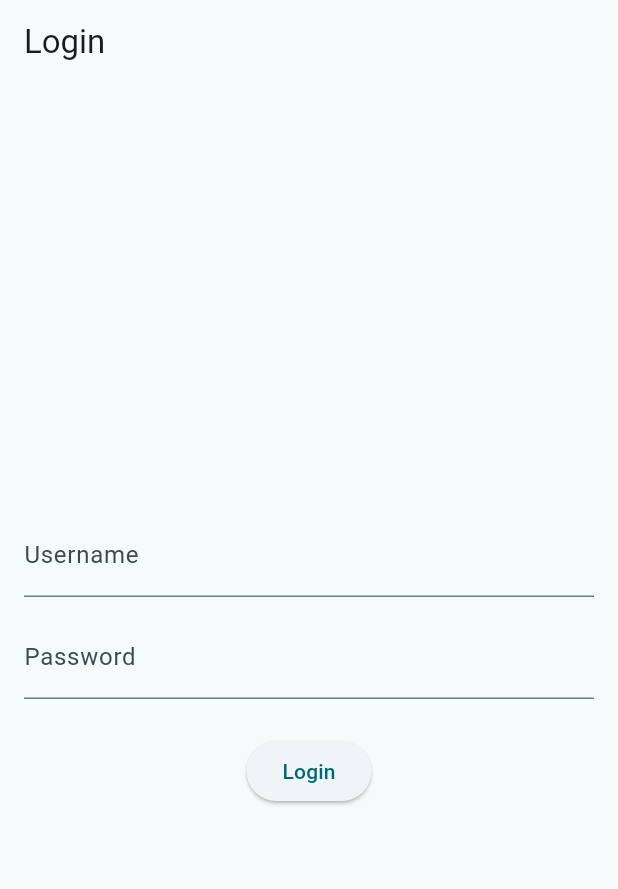
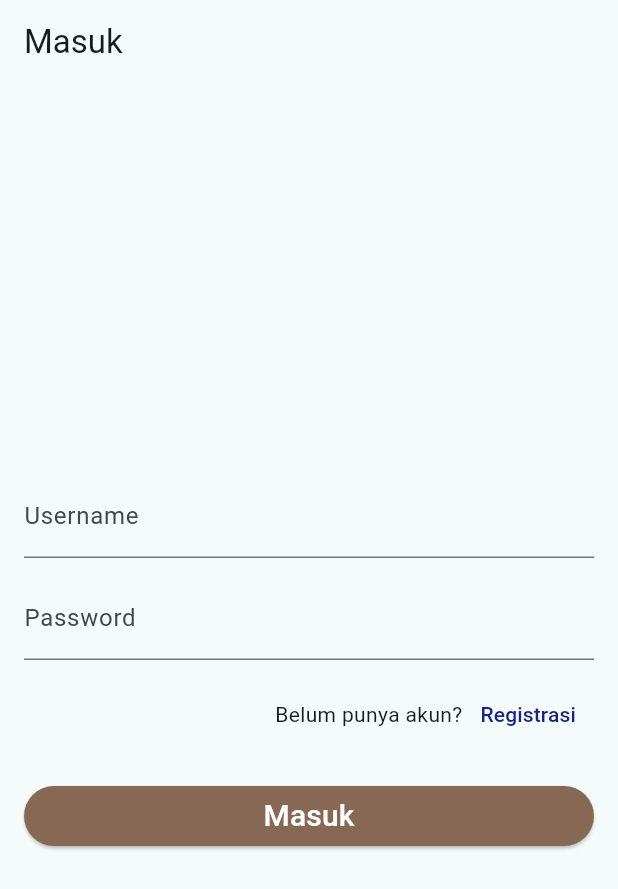
Before and after one commit to STORICA10-FLUTTER/STORICA10-Mobile-App, a Flutter app: the screen it shows after launch, on a phone screen of 412 x 824 dp. Shown: the top 889 px of the screen. Run offline on Flutter 3.47's test engine with Material 3 defaults, Android fonts, the phone set to English and light mode, and no system bars; our stand-ins replace carousel_slider; missing offline and left inert: pbp_django_auth.

Commit message:
Update login.dart

```diff
--- a/lib/login.dart
+++ b/lib/login.dart
@@ -3,6 +3,7 @@ import 'package:flutter/material.dart';
 import 'package:pbp_django_auth/pbp_django_auth.dart';
 import 'package:provider/provider.dart';
 import 'package:storica/variables.dart';
+import 'package:storica/register.dart';
 
 void main() {
   runApp(const LoginApp());
@@ -14,7 +15,7 @@ class LoginApp extends StatelessWidget {
   @override
   Widget build(BuildContext context) {
     return MaterialApp(
-      title: 'Login',
+      title: 'Masuk',
       theme: ThemeData(
         primarySwatch: Colors.blue,
       ),
@@ -36,10 +37,12 @@ class _LoginPageState extends State<LoginPage> {
 
   @override
   Widget build(BuildContext context) {
+    double lebar = MediaQuery.of(context).size.width;
+
     final request = context.watch<CookieRequest>();
     return Scaffold(
       appBar: AppBar(
-        title: const Text('Login'),
+        title: const Text('Masuk'),
       ),
       body: Container(
         padding: const EdgeInsets.all(16.0),
@@ -60,8 +63,32 @@ class _LoginPageState extends State<LoginPage> {
               ),
               obscureText: true,
             ),
+            const SizedBox(height: 12.0),
+            Row(mainAxisAlignment: MainAxisAlignment.end, children: [
+              Text("Belum punya akun?"),
+              Align(
+                alignment: Alignment.topRight,
+                child: TextButton(
+                  onPressed: () {
+                    Navigator.push(
+                        context,
+                        MaterialPageRoute(
+                            builder: (context) => const RegistPage()));
+                  },
+                  child: Text(
+                    "Registrasi",
+                    style: TextStyle(color: Colors.indigo[900]),
+                  ),
+                ),
+              ),
+            ]),
             const SizedBox(height: 24.0),
-            ElevatedButton(
+            SizedBox(
+              width: lebar * 0.94,
+              height: 40,
+              child: ElevatedButton(
+                style: ElevatedButton.styleFrom(
+                    backgroundColor: Color.fromARGB(255, 134, 104, 85)),
                 onPressed: () async {
                   String username = _usernameController.text;
                   String password = _passwordController.text;
@@ -93,11 +120,22 @@ class _LoginPageState extends State<LoginPage> {
                     showDialog(
                       context: context,
                       builder: (context) => AlertDialog(
-                      title: const Text('Login Gagal'),
-                      content: Text(response['message']),
+                        backgroundColor: Colors.white,
+                        title: const Text(
+                          'Gagal Masuk',
+                          style: TextStyle(
+                              color: Color.fromARGB(255, 134, 104, 85)),
+                        ),
+                        content: Text(response['message'],
+                            style: TextStyle(
+                                color: Color.fromARGB(255, 134, 104, 85))),
                         actions: [
                           TextButton(
-                          child: const Text('OK'),
+                            child: const Text(
+                              'OK',
+                              style: TextStyle(
+                                  color: Color.fromARGB(255, 134, 104, 85)),
+                            ),
                             onPressed: () {
                               Navigator.pop(context);
                             },
@@ -107,8 +145,12 @@ class _LoginPageState extends State<LoginPage> {
                     );
                   }
                 },
-              child: const Text('Login'),
+                child: const Text(
+                  'Masuk',
+                  style: TextStyle(color: Colors.white, fontSize: 20),
                 ),
+              ),
+            )
           ],
         ),
       ),
```
Lines whose indentation alone changed are shown as unchanged.
